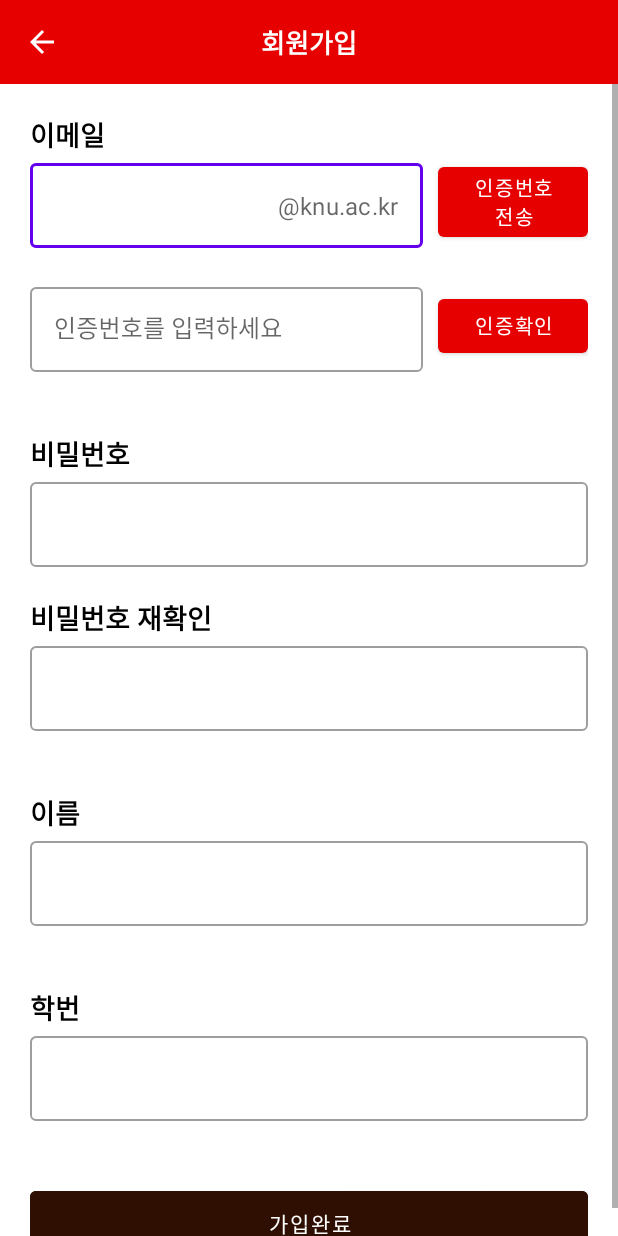
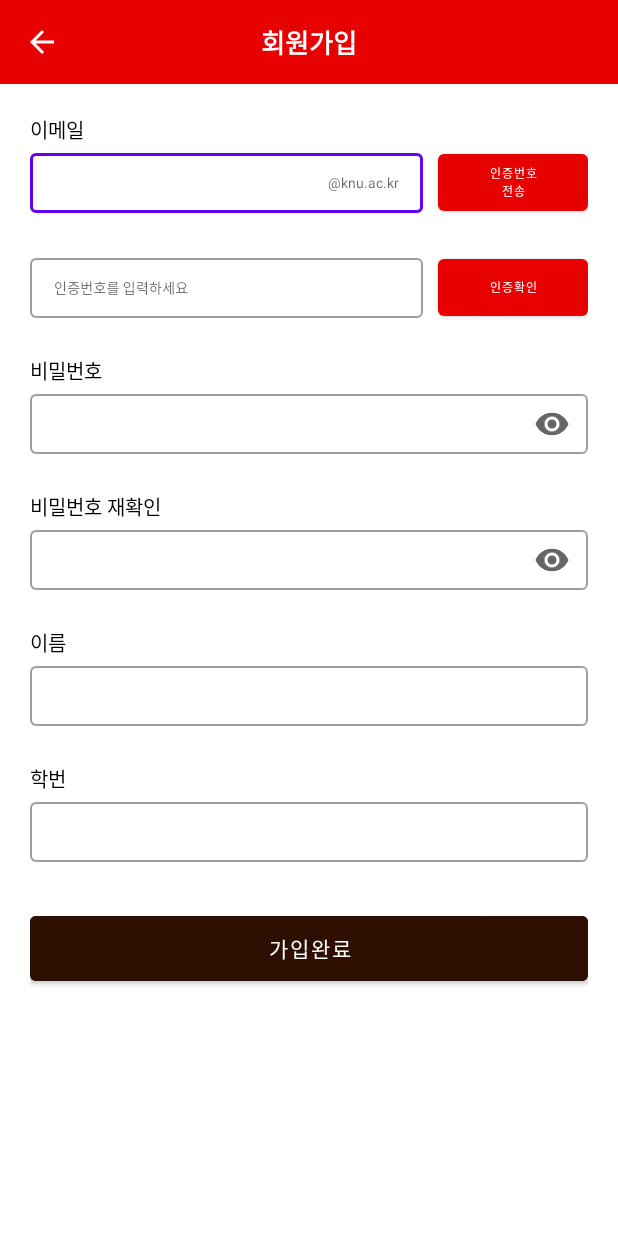
Before and after one commit to KNU-CSE-APP/Android, an Android app: the SignUpActivity screen opened directly, with no data from a screen before it, on a phone screen of 412 x 824 dp. Run offline under Robolectric (Android 15) with nearby library versions, the phone set to English and light mode, and no system bars.

Commit message:
[#1] update signup view

```diff
--- a/app/src/main/java/com/example/knucseapp/SignUpActivity.kt
+++ b/app/src/main/java/com/example/knucseapp/SignUpActivity.kt
@@ -2,8 +2,13 @@ package com.example.knucseapp
 
 import androidx.appcompat.app.AppCompatActivity
 import android.os.Bundle
+import android.text.Editable
+import android.text.TextWatcher
+import android.util.Log
 import android.view.MenuItem
 import com.example.knucseapp.databinding.ActivitySignUpBinding
+import com.google.android.material.textfield.TextInputEditText
+import com.google.android.material.textfield.TextInputLayout
 
 class SignUpActivity : AppCompatActivity() {
 
@@ -16,6 +21,7 @@ class SignUpActivity : AppCompatActivity() {
         setSupportActionBar(binding.toolbar)
         supportActionBar?.setDisplayShowTitleEnabled(false)
         supportActionBar?.setDisplayHomeAsUpEnabled(true)
+        textWatcher()
     }
     override fun onOptionsItemSelected(item: MenuItem): Boolean {
         val id = item.itemId
@@ -25,6 +31,30 @@ class SignUpActivity : AppCompatActivity() {
                 return true
             }
         }
+
         return super.onOptionsItemSelected(item)
     }
+
+    private fun textWatcher() {
+        binding.signupStdIdTextview.addTextChangedListener(object : TextWatcher{
+            override fun beforeTextChanged(s: CharSequence?, start: Int, count: Int, after: Int) {
+
+            }
+
+            override fun onTextChanged(s: CharSequence?, start: Int, before: Int, count: Int) {
+
+            }
+
+            override fun afterTextChanged(s: Editable?) {
+                Log.d("SignupActivity", "call textwatcher")
+                if(binding.signupStdIdTextview.text!!.isEmpty()){
+                    binding.signupStdIdLayout.error = "필수입력!!"
+                }
+                else{
+                    binding.signupStdIdLayout.error = null
+                }
+            }
+
+        })
+    }
 }
--- a/app/src/main/res/layout/activity_sign_up.xml
+++ b/app/src/main/res/layout/activity_sign_up.xml
@@ -46,7 +46,7 @@
 
                 <TextView
                     android:id="@+id/email_textview"
-                    style="@style/signup_textstyle"
+                    style="@style/signup_title_textstyle"
                     android:layout_width="match_parent"
                     android:layout_height="wrap_content"
                     android:text="이메일" />
@@ -57,31 +57,34 @@
 
                     <com.google.android.material.textfield.TextInputLayout
                         android:id="@+id/emailtextInputLayout"
-                        style="@style/Widget.MaterialComponents.TextInputLayout.OutlinedBox"
+                        style="@style/Widget.MaterialComponents.TextInputLayout.OutlinedBox.Dense"
                         android:layout_width="0dp"
-                        android:layout_height="match_parent"
+                        android:layout_height="70dp"
                         app:layout_constraintBottom_toBottomOf="parent"
                         app:layout_constraintEnd_toStartOf="@id/btnEmailVerify"
                         app:layout_constraintStart_toStartOf="parent"
                         app:layout_constraintTop_toTopOf="parent"
                         app:suffixText="@string/userid_suffix"
-                        app:errorEnabled="true">
+                        app:suffixTextAppearance="@style/signup_textview_textstyle"
+                        app:errorEnabled="true"
+                        app:errorTextAppearance="@style/signup_error_textstyle">
 
                         <com.google.android.material.textfield.TextInputEditText
                             android:layout_width="match_parent"
-                            android:layout_height="wrap_content" />
+                            android:layout_height="40dp"
+                            style="@style/signup_textview_textstyle"/>
                     </com.google.android.material.textfield.TextInputLayout>
 
                     <Button
                         android:id="@+id/btnEmailVerify"
                         android:layout_width="100dp"
-                        android:layout_height="match_parent"
+                        android:layout_height="50dp"
                         android:layout_marginStart="10dp"
                         android:layout_marginLeft="10dp"
                         android:layout_marginBottom="20dp"
-                        android:text="인증번호 전송"
+                        android:text="인증번호\n전송"
                         android:textColor="@color/button_text_color"
-                        android:textSize="13sp"
+                        android:textSize="8sp"
                         app:backgroundTint="@color/knu_red"
                         app:layout_constraintBottom_toBottomOf="parent"
                         app:layout_constraintEnd_toEndOf="parent"
@@ -96,18 +99,21 @@
 
                     <com.google.android.material.textfield.TextInputLayout
                         android:id="@+id/emailverifytextInputLayout"
-                        style="@style/Widget.MaterialComponents.TextInputLayout.OutlinedBox"
+                        style="@style/Widget.MaterialComponents.TextInputLayout.OutlinedBox.Dense"
                         android:layout_width="0dp"
-                        android:layout_height="match_parent"
+                        android:layout_height="70dp"
+
                         app:layout_constraintBottom_toBottomOf="parent"
                         app:layout_constraintEnd_toStartOf="@id/btnEmailConfirm"
                         app:layout_constraintStart_toStartOf="parent"
                         app:layout_constraintTop_toTopOf="parent"
-                        app:errorEnabled="true">
+                        app:errorEnabled="true"
+                        app:errorTextAppearance="@style/signup_error_textstyle">
 
                         <com.google.android.material.textfield.TextInputEditText
                             android:layout_width="match_parent"
-                            android:layout_height="wrap_content"
+                            android:layout_height="40dp"
+                            style="@style/signup_textview_textstyle"
                             android:hint="인증번호를 입력하세요" />
 
                     </com.google.android.material.textfield.TextInputLayout>
@@ -115,13 +121,13 @@
                     <Button
                         android:id="@+id/btnEmailConfirm"
                         android:layout_width="100dp"
-                        android:layout_height="match_parent"
+                        android:layout_height="50dp"
                         android:layout_marginStart="10dp"
                         android:layout_marginLeft="10dp"
                         android:layout_marginBottom="20dp"
                         android:text="인증확인"
                         android:textColor="@color/button_text_color"
-                        android:textSize="13sp"
+                        android:textSize="8sp"
                         app:backgroundTint="@color/knu_red"
                         app:layout_constraintBottom_toBottomOf="parent"
                         app:layout_constraintEnd_toEndOf="parent"
@@ -136,24 +142,26 @@
             <LinearLayout
                 android:layout_width="match_parent"
                 android:layout_height="wrap_content"
-                android:layout_marginTop="20dp"
                 android:orientation="vertical">
 
                 <TextView
                     android:id="@+id/pw_textview"
-                    style="@style/signup_textstyle"
+                    style="@style/signup_title_textstyle"
                     android:layout_width="match_parent"
                     android:layout_height="wrap_content"
                     android:text="비밀번호" />
 
                 <com.google.android.material.textfield.TextInputLayout
-                    style="@style/Widget.MaterialComponents.TextInputLayout.OutlinedBox"
+                    style="@style/Widget.MaterialComponents.TextInputLayout.OutlinedBox.Dense"
                     android:layout_width="match_parent"
-                    android:layout_height="match_parent">
+                    android:layout_height="70dp"
+                    app:endIconMode="password_toggle">
 
                     <com.google.android.material.textfield.TextInputEditText
                         android:layout_width="match_parent"
-                        android:layout_height="wrap_content" />
+                        android:layout_height="40dp"
+                        android:inputType="textPassword"
+                        style="@style/signup_textview_textstyle"/>
                 </com.google.android.material.textfield.TextInputLayout>
 
             </LinearLayout>
@@ -161,25 +169,28 @@
             <LinearLayout
                 android:layout_width="match_parent"
                 android:layout_height="wrap_content"
-                android:layout_marginTop="20dp"
                 android:orientation="vertical">
 
                 <TextView
                     android:id="@+id/ckpw_textview"
-                    style="@style/signup_textstyle"
+                    style="@style/signup_title_textstyle"
                     android:layout_width="match_parent"
                     android:layout_height="wrap_content"
                     android:text="비밀번호 재확인" />
 
                 <com.google.android.material.textfield.TextInputLayout
-                    style="@style/Widget.MaterialComponents.TextInputLayout.OutlinedBox"
+                    style="@style/Widget.MaterialComponents.TextInputLayout.OutlinedBox.Dense"
                     android:layout_width="match_parent"
-                    android:layout_height="match_parent"
-                    app:errorEnabled="true">
+                    android:layout_height="70dp"
+                    app:endIconMode="password_toggle"
+                    app:errorEnabled="true"
+                    app:errorTextAppearance="@style/signup_error_textstyle">
 
                     <com.google.android.material.textfield.TextInputEditText
                         android:layout_width="match_parent"
-                        android:layout_height="wrap_content" />
+                        android:layout_height="40dp"
+                        android:inputType="textPassword"
+                        style="@style/signup_textview_textstyle"/>
                 </com.google.android.material.textfield.TextInputLayout>
 
 
@@ -188,25 +199,26 @@
             <LinearLayout
                 android:layout_width="match_parent"
                 android:layout_height="wrap_content"
-                android:layout_marginTop="20dp"
                 android:orientation="vertical">
 
                 <TextView
                     android:id="@+id/name_textview"
-                    style="@style/signup_textstyle"
+                    style="@style/signup_title_textstyle"
                     android:layout_width="match_parent"
                     android:layout_height="wrap_content"
                     android:text="이름" />
 
                 <com.google.android.material.textfield.TextInputLayout
-                    style="@style/Widget.MaterialComponents.TextInputLayout.OutlinedBox"
+                    style="@style/Widget.MaterialComponents.TextInputLayout.OutlinedBox.Dense"
                     android:layout_width="match_parent"
-                    android:layout_height="match_parent"
-                    app:errorEnabled="true">
+                    android:layout_height="70dp"
+                    app:errorEnabled="true"
+                    app:errorTextAppearance="@style/signup_error_textstyle">
 
                     <com.google.android.material.textfield.TextInputEditText
                         android:layout_width="match_parent"
-                        android:layout_height="wrap_content" />
+                        android:layout_height="40dp"
+                        style="@style/signup_textview_textstyle"/>
                 </com.google.android.material.textfield.TextInputLayout>
 
 
@@ -215,25 +227,28 @@
             <LinearLayout
                 android:layout_width="match_parent"
                 android:layout_height="wrap_content"
-                android:layout_marginTop="20dp"
                 android:orientation="vertical">
 
                 <TextView
                     android:id="@+id/std_id_textview"
-                    style="@style/signup_textstyle"
+                    style="@style/signup_title_textstyle"
                     android:layout_width="match_parent"
                     android:layout_height="wrap_content"
                     android:text="학번" />
 
                 <com.google.android.material.textfield.TextInputLayout
-                    style="@style/Widget.MaterialComponents.TextInputLayout.OutlinedBox"
+                    style="@style/Widget.MaterialComponents.TextInputLayout.OutlinedBox.Dense"
+                    android:id="@+id/signup_std_id_layout"
                     android:layout_width="match_parent"
-                    android:layout_height="match_parent"
-                    app:errorEnabled="true">
+                    android:layout_height="70dp"
+                    app:errorEnabled="true"
+                    app:errorTextAppearance="@style/signup_error_textstyle">
 
                     <com.google.android.material.textfield.TextInputEditText
+                        android:id="@+id/signup_std_id_textview"
                         android:layout_width="match_parent"
-                        android:layout_height="wrap_content"
+                        android:layout_height="40dp"
+                        style="@style/signup_textview_textstyle"
                         android:inputType="number" />
                 </com.google.android.material.textfield.TextInputLayout>
 
@@ -244,7 +259,8 @@
                 android:id="@+id/btnSignup"
                 android:layout_width="match_parent"
                 android:layout_height="55dp"
-                android:layout_marginTop="20dp"
+                android:layout_marginTop="5dp"
+                android:layout_marginBottom="30dp"
                 android:backgroundTint="@color/custombutton1"
                 android:text="가입완료"
                 android:textColor="@color/button_text_color" />
--- a/app/src/main/res/values/styles.xml
+++ b/app/src/main/res/values/styles.xml
@@ -1,8 +1,16 @@
 <?xml version="1.0" encoding="utf-8"?>
 <resources>
-    <style name = "signup_textstyle">
-        <item name = "android:textSize">18sp</item>
-        <item name = "android:textStyle">bold</item>
+    <style name = "signup_title_textstyle">
+        <item name = "android:textSize">13sp</item>
         <item name = "android:textColor">@color/black</item>
     </style>
+
+    <style name = "signup_textview_textstyle">
+        <item name = "android:textSize">9sp</item>
+        <item name = "android:textColor">@color/black</item>
+    </style>
+
+    <style name = "signup_error_textstyle">
+        <item name = "android:textSize">9sp</item>
+    </style>
 </resources>
```
